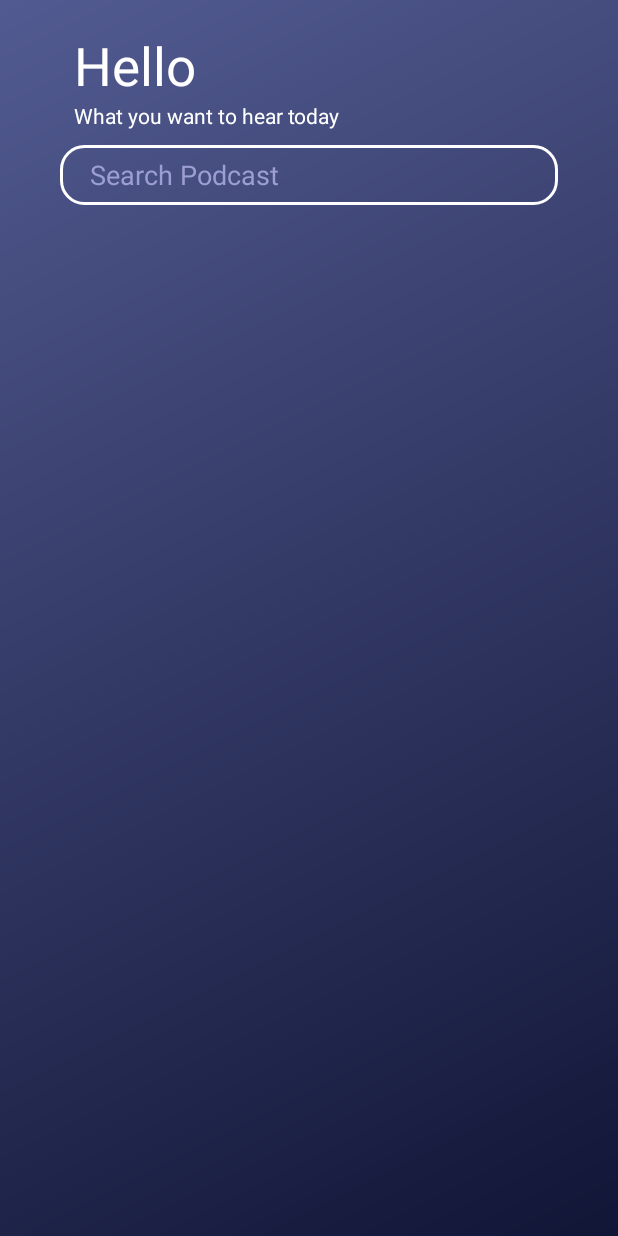
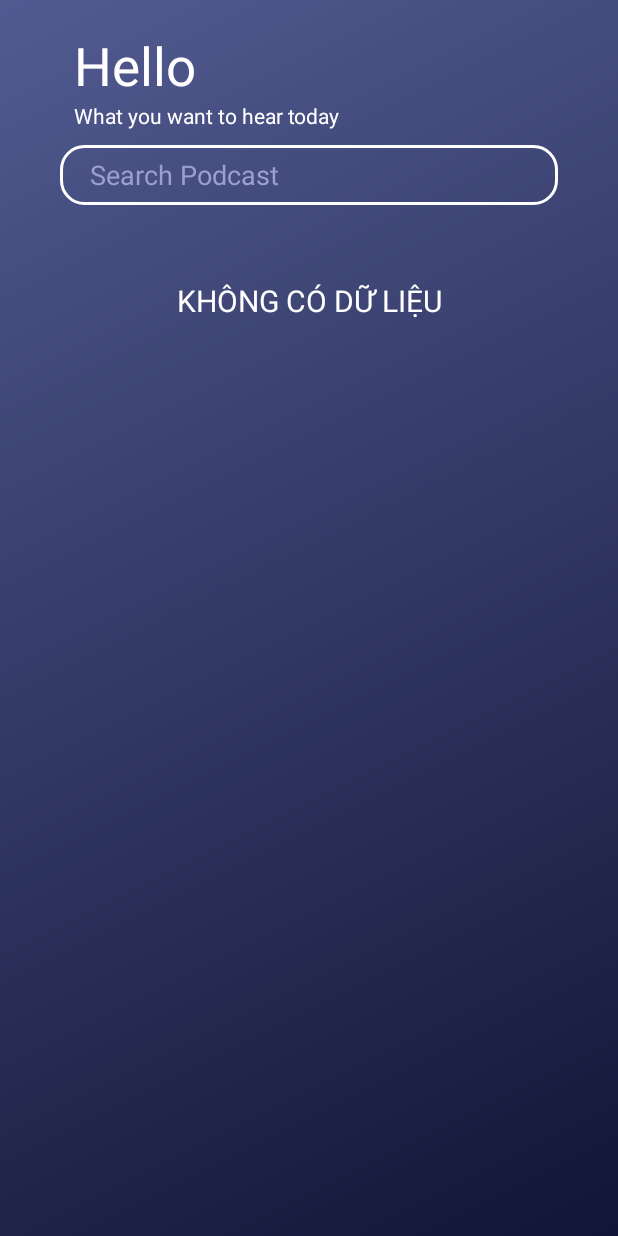
Before and after one commit to Doannam2000/MediaPlayer, an Android app: the screen it shows after launch (MainActivity), on a phone screen of 412 x 824 dp. Run offline under Robolectric (Android 15) with nearby library versions, the light colour scheme and no system bars.

Commit message:
fix android 7

```diff
--- a/app/src/main/java/dd/wan/ddwanmediaplayer/MainActivity.kt
+++ b/app/src/main/java/dd/wan/ddwanmediaplayer/MainActivity.kt
@@ -32,7 +32,7 @@ class MainActivity : AppCompatActivity() {
     var currentTime = 0
     var check = true
     var listP = ArrayList<Podcast>()
-    lateinit var adapter:RecyclerAdapter
+    lateinit var adapter: RecyclerAdapter
     var timer = 0
     var checkTimer = false
 
@@ -84,10 +84,21 @@ class MainActivity : AppCompatActivity() {
         super.onCreate(savedInstanceState)
         setContentView(R.layout.activity_main)
         requestPermission()
+        if (ActivityCompat.checkSelfPermission(
+                this,
+                Manifest.permission.READ_EXTERNAL_STORAGE
+            ) != PackageManager.PERMISSION_GRANTED
+        )
+        {
+            Toast.makeText(this,"Không có quyền truy cập bộ nhớ",Toast.LENGTH_SHORT).show()
+        }
+        else
             list = ReadPodcast(this).loadSong()
         val searchView: TextView = findViewById(R.id.searchView)
         val recyclerView: RecyclerView = findViewById(R.id.list_Podcast)
-
+        if(list.size==0) {
+            noData.visibility = View.VISIBLE
+        } else{
             val bundle = intent.extras
             if (bundle != null) {
                 layoutPodcast.visibility = View.VISIBLE
@@ -122,7 +133,7 @@ class MainActivity : AppCompatActivity() {
                 bundle1.putInt("action", 0)
                 bundle1.putInt("timer", timer)
                 var checkTimer = false
-            if(timer!=0)
+                if (timer != 0)
                     checkTimer = true
                 bundle1.putBoolean("checkTimer", checkTimer)
 
@@ -135,6 +146,26 @@ class MainActivity : AppCompatActivity() {
                 startActivity(intent.addFlags(Intent.FLAG_ACTIVITY_CLEAR_TASK))
             }
             recyclerView.adapter = adapter
+            noData.visibility = View.GONE
+
+            listP.addAll(list)
+
+            searchView.addTextChangedListener(object : TextWatcher {
+                override fun beforeTextChanged(p0: CharSequence?, p1: Int, p2: Int, p3: Int) {
+                }
+
+                override fun onTextChanged(p0: CharSequence?, p1: Int, p2: Int, p3: Int) {
+                }
+
+                override fun afterTextChanged(p0: Editable?) {
+                    handle.removeCallbacks(run)
+                    handle.postDelayed(run, 500)
+                }
+            })
+        }
+        // lấy dữ liệu từ playActivity
+
+
 
         btnExit.setOnClickListener {
             connectService(4)
@@ -145,20 +176,7 @@ class MainActivity : AppCompatActivity() {
         btnPlayN.setOnClickListener { connectService(2) }
         layoutPodcast.setOnClickListener { finish() }
 
-        listP.addAll(list)
 
-        searchView.addTextChangedListener( object:TextWatcher{
-            override fun beforeTextChanged(p0: CharSequence?, p1: Int, p2: Int, p3: Int) {
-            }
-
-            override fun onTextChanged(p0: CharSequence?, p1: Int, p2: Int, p3: Int) {
-            }
-
-            override fun afterTextChanged(p0: Editable?) {
-                handle.removeCallbacks(run)
-                handle.postDelayed(run,500)
-            }
-        })
 
         LocalBroadcastManager.getInstance(this)
             .registerReceiver(broadcastPodcast, IntentFilter("Current_Song"))
--- a/app/src/main/java/dd/wan/ddwanmediaplayer/MyService.kt
+++ b/app/src/main/java/dd/wan/ddwanmediaplayer/MyService.kt
@@ -76,7 +76,6 @@ class MyService : Service() {
         var duration = TimeUnit.MINUTES.toMillis(timer.toLong())
         countDown = object : CountDownTimer(duration,1000){
             override fun onTick(p0: Long) {
-                Log.d("aaaaaaaaaa",p0.toString())
             }
             override fun onFinish() {
                 timer = 0
--- a/app/src/main/res/layout/activity_main.xml
+++ b/app/src/main/res/layout/activity_main.xml
@@ -66,6 +66,16 @@
                 android:layout_width="match_parent"
                 android:layout_height="match_parent"
                 android:layout_marginTop="20dp" />
+            <TextView
+                android:id="@+id/noData"
+                android:visibility="gone"
+                android:layout_width="match_parent"
+                android:layout_height="wrap_content"
+                android:text="KHÔNG CÓ DỮ LIỆU"
+                android:gravity="center"
+                android:layout_marginVertical="30dp"
+                android:textColor="@color/white"
+                android:textSize="20sp"/>
         </LinearLayout>
     </androidx.core.widget.NestedScrollView>
 
```
Lines whose indentation alone changed are shown as unchanged.
